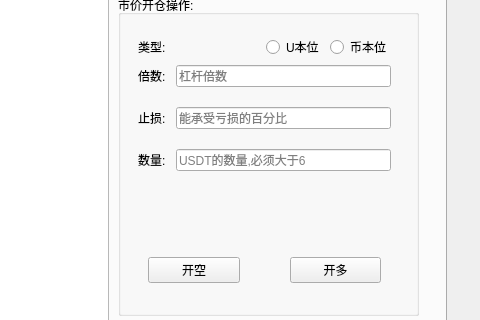
youngqqcn/binance-future-batch-tool, file form.ui: the form before one commit; both pictures show x 914 to 1394 and y 271 to 591 of the 1394 by 754 pixel window.
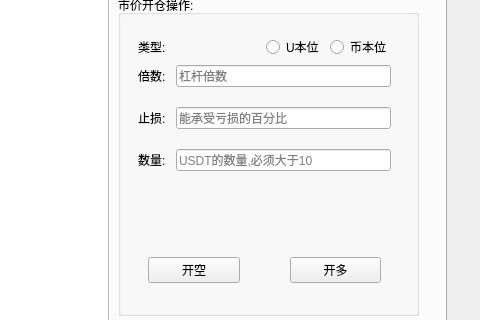
The form after the commit.

What changed in the file:
```diff
--- a/form.ui
+++ b/form.ui
@@ -138,7 +138,7 @@
            <item row="2" column="1">
             <widget class="QLineEdit" name="leAmount">
              <property name="placeholderText">
-              <string>USDT的数量,必须大于6</string>
+              <string>USDT的数量,必须大于10</string>
              </property>
             </widget>
            </item>
```
